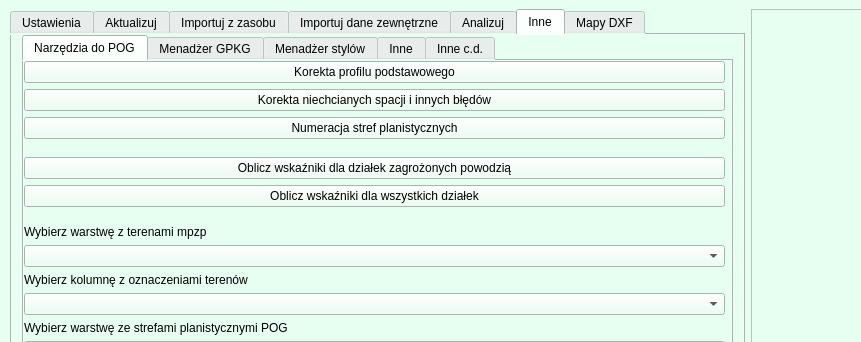
The window that bober_os_dialog_base.ui (pankonduktortoja/BoberOS) describes before a commit, drawn with Qt 5; both pictures show x 0 to 861 and y 0 to 342 of the 1100 by 600 pixel window.
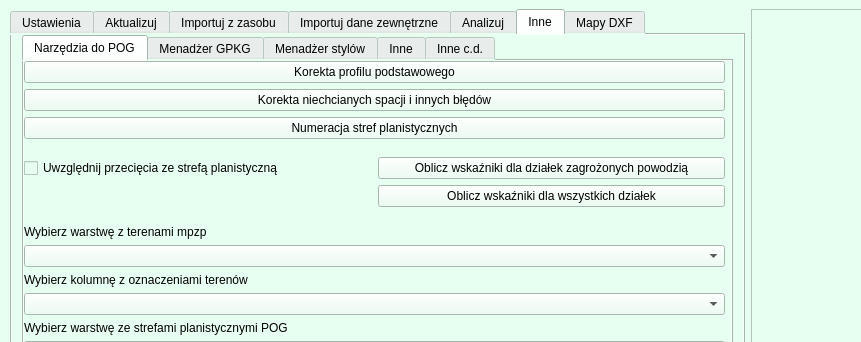
The same window after the commit. The open tabs and pages were chosen to show the change. Custom widgets are drawn as their Qt base class.

Commit message: minor improvements, added warning for saved paths

```diff
--- a/bober_os_dialog_base.ui
+++ b/bober_os_dialog_base.ui
@@ -1618,19 +1618,33 @@
             </spacer>
            </item>
            <item>
+            <layout class="QGridLayout" name="gridLayout_3">
+             <property name="topMargin">
+              <number>0</number>
+             </property>
+             <item row="0" column="1">
             <widget class="QPushButton" name="pb_anal_pog_flood_buildings">
              <property name="text">
               <string>Oblicz wskaźniki dla działek zagrożonych powodzią</string>
              </property>
             </widget>
            </item>
-           <item>
+             <item row="1" column="1">
             <widget class="QPushButton" name="pb_anal_pog_all_buildings">
              <property name="text">
               <string>Oblicz wskaźniki dla wszystkich działek</string>
              </property>
             </widget>
            </item>
+             <item row="0" column="0">
+              <widget class="QCheckBox" name="cb_use_pog_strefa">
+               <property name="text">
+                <string>Uwzględnij przecięcia ze strefą planistyczną</string>
+               </property>
+              </widget>
+             </item>
+            </layout>
+           </item>
            <item>
             <spacer name="verticalSpacer_8">
              <property name="orientation">
```
Left out of the diff: 15 changed lines with no effect on the pictures. Lines whose indentation alone changed are shown as unchanged. The commit also changes 2 other files.
